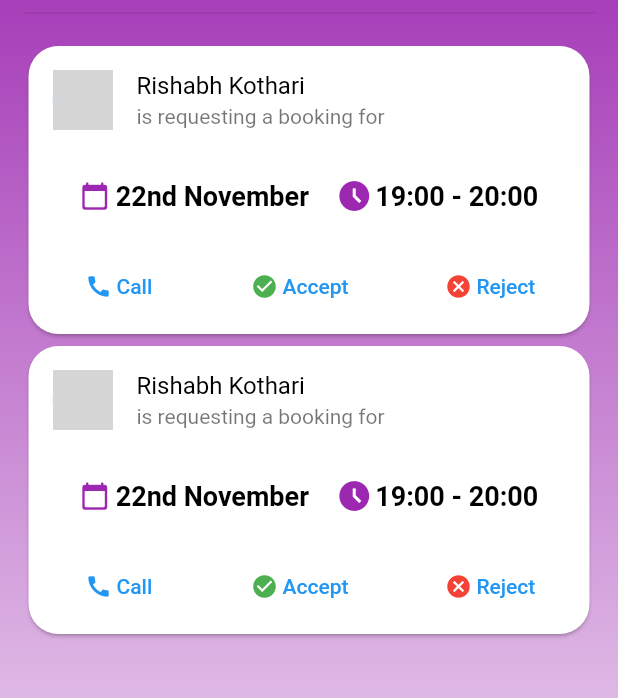
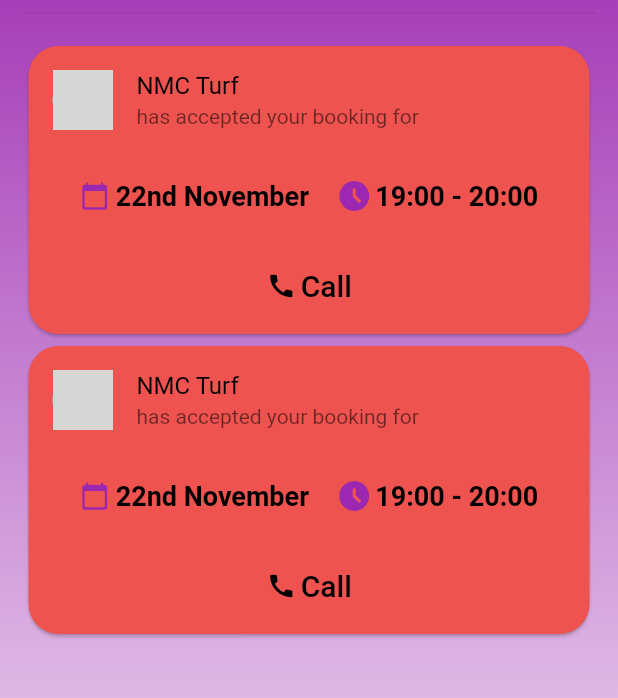
Before and after one commit to RahulPanchal-15/BookIt, a Flutter app: the screen it shows after launch, on a phone screen of 412 x 824 dp, the part 134-832 px from its top. Run offline on Flutter 3.47's test engine with Material 2 defaults, Android fonts, the phone set to English and light mode, and no system bars; network calls fail; Roboto replaces fonts that are missing (Poppins); grey boxes are pictures that could not be loaded.

Commit message:
feat. Created StatusCards

```diff
--- a/booking_request/lib/screens/requests.dart
+++ b/booking_request/lib/screens/requests.dart
@@ -1,5 +1,6 @@
 import 'package:flutter/material.dart';
 import '../widgets/request_card.dart';
+import '../widgets/status_card.dart';
 
 class BookingRequestPage extends StatefulWidget {
   const BookingRequestPage({Key? key}) : super(key: key);
@@ -69,7 +70,7 @@
                             itemCount: 2,
                             padding: const EdgeInsets.only(top: 10.0),
                             itemBuilder: (context, index) {
-                              return RequestCard("Rahul");
+                              return StatusCard("Rahul", 2);
                             }))
                   ],
                 ),
--- /dev/null
+++ b/booking_request/lib/widgets/status_card.dart
@@ -0,0 +1,110 @@
+import 'package:flutter/material.dart';
+
+class StatusCard extends StatefulWidget {
+  final String name;
+  final int status; //0-pending, 1-accepted, 2-rejected
+
+  StatusCard(this.name, this.status);
+
+  @override
+  State<StatefulWidget> createState() {
+    return StatusCardState();
+  }
+}
+
+class StatusCardState extends State<StatusCard> {
+  StatusCardState();
+
+  Widget get StatusCard {
+    return Card(
+        shape: RoundedRectangleBorder(borderRadius: BorderRadius.circular(20)),
+        color: widget.status == 1
+            ? Colors.green.shade200
+            : widget.status == 2
+                ? Colors.red.shade400
+                : Colors.yellow.shade200,
+        child: Column(mainAxisSize: MainAxisSize.min, children: <Widget>[
+          const ListTile(
+            leading: CircleAvatar(
+              radius: 20,
+              backgroundImage: NetworkImage(
+                  "https://media.istockphoto.com/photos/learn-to-love-yourself-first-picture-id1291208214?b=1&k=20&m=1291208214&s=170667a&w=0&h=sAq9SonSuefj3d4WKy4KzJvUiLERXge9VgZO-oqKUOo="),
+            ),
+
+            // Icon(Icons.person),
+            title: Text(
+              'NMC Turf',
+              style: TextStyle(color: Colors.black),
+            ),
+            subtitle: Text('has accepted your booking for'),
+          ),
+          Padding(
+            padding: const EdgeInsets.all(16.0),
+            child: Row(
+              mainAxisAlignment: MainAxisAlignment.spaceEvenly,
+              children: [
+                Row(
+                  children: const [
+                    Padding(
+                      padding: EdgeInsets.only(right: 4),
+                      child: Icon(Icons.calendar_today_rounded,
+                          color: Colors.purple, size: 20),
+                    ),
+                    Text(
+                      '22nd November',
+                      style: TextStyle(
+                          fontSize: 18,
+                          fontWeight: FontWeight.bold,
+                          color: Colors.black),
+                    ),
+                  ],
+                ),
+                Row(
+                  children: const [
+                    Padding(
+                      padding: EdgeInsets.only(right: 2),
+                      child: Icon(Icons.access_time_filled_sharp,
+                          color: Colors.purple),
+                    ),
+                    Text(
+                      '19:00 - 20:00',
+                      style: TextStyle(
+                          fontSize: 18,
+                          fontWeight: FontWeight.bold,
+                          color: Colors.black),
+                    ),
+                  ],
+                ),
+              ],
+            ),
+          ),
+          ButtonBar(alignment: MainAxisAlignment.spaceAround, children: [
+            TextButton(
+                onPressed: () {
+                  // Perform some action
+                },
+                child: Row(children: const <Widget>[
+                  Padding(
+                    padding: EdgeInsets.fromLTRB(0, 0, 3, 0),
+                    child: Icon(
+                      Icons.call,
+                      size: 20,
+                      color: Colors.black,
+                    ),
+                  ),
+                  Text(
+                    'Call',
+                    style: TextStyle(color: Colors.black, fontSize: 20),
+                  ),
+                ])),
+          ])
+        ]));
+  }
+
+  @override
+  Widget build(BuildContext context) {
+    return Container(
+      child: StatusCard,
+    );
+  }
+}
```
